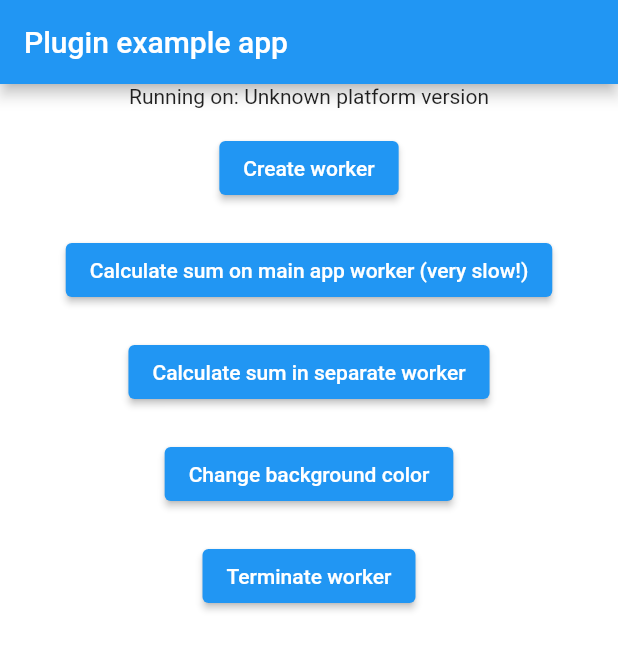
After one commit to bringbackthedog/web_workers, a Flutter app: the Home screen opened directly, after a tap on "Create worker", on a phone screen of 412 x 824 dp. The commit adds this screen. Shown: the top 650 px of the screen. Run offline on Flutter 3.47's test engine with Material 2 defaults, Android fonts, the phone set to English and light mode, and no system bars; our stand-ins replace plugin_platform_interface; missing offline and left inert: dart:html.

Commit message:
+ example 2 | large computation in JS

```diff
--- /dev/null
+++ b/example/lib/example_2.dart
@@ -0,0 +1,277 @@
+import 'dart:convert';
+
+import 'package:flutter/material.dart';
+import 'dart:async';
+
+import 'package:flutter/services.dart';
+import 'package:web_workers/web_workers.dart';
+import 'package:web_workers_example/models/custom_worker.dart';
+import 'dart:math' as math;
+
+// This example creates a web app that can create a web worker and do some heavy
+// calculations in the worker without blocking the main app.
+
+const workerName = 'worker.dart.js';
+final _numToSumTo = math.pow(10, 10).toInt();
+const String jsSumUpToFuncName = "sumUpTo";
+
+void main() {
+  runApp(const MyApp());
+}
+
+class MyApp extends StatelessWidget {
+  const MyApp({Key? key}) : super(key: key);
+
+  // This widget is the root of your application.
+  @override
+  Widget build(BuildContext context) {
+    return MaterialApp(
+      title: 'Plugin example app',
+      theme: ThemeData(
+        primarySwatch: Colors.blue,
+      ),
+      home: const Home(),
+    );
+  }
+}
+
+class Home extends StatefulWidget {
+  const Home({super.key});
+
+  @override
+  State<Home> createState() => _HomeState();
+}
+
+class _HomeState extends State<Home> {
+  String _platformVersion = 'Unknown';
+  final _webWorkersPlugin = WebWorkers();
+
+  CustomWorker? _worker;
+
+  Color _bgColor = Colors.white;
+
+  final List<StreamSubscription<String>> _subscriptions = [];
+
+  void _toggleBgColor() {
+    setState(() {
+      _bgColor = _bgColor == Colors.white ? Colors.red : Colors.white;
+    });
+  }
+
+  // Calculates the sum of all numbers from 1 to n.
+  int _sumUpTo(int n) {
+    int sum = 0;
+    for (int i = 1; i <= n; i++) {
+      sum += i;
+    }
+
+    return sum;
+  }
+
+  @override
+  void initState() {
+    super.initState();
+    initPlatformState();
+  }
+
+  // Platform messages are asynchronous, so we initialize in an async method.
+  Future<void> initPlatformState() async {
+    String platformVersion;
+    // Platform messages may fail, so we use a try/catch PlatformException.
+    // We also handle the message potentially returning null.
+    try {
+      platformVersion = await _webWorkersPlugin.getPlatformVersion() ??
+          'Unknown platform version';
+    } on PlatformException {
+      platformVersion = 'Failed to get platform version.';
+    }
+
+    // If the widget was removed from the tree while the asynchronous platform
+    // message was in flight, we want to discard the reply rather than calling
+    // setState to update our non-existent appearance.
+    if (!mounted) return;
+
+    setState(() {
+      _platformVersion = platformVersion;
+    });
+  }
+
+  // dispose all subscriptions
+  @override
+  void dispose() {
+    for (var subscription in _subscriptions) {
+      subscription.cancel();
+    }
+    super.dispose();
+  }
+
+  @override
+  Widget build(BuildContext context) {
+    void addSubscription(Stream<String> stream) {
+      //
+      // Listen for messages from the worker and show an alert dialog with the result
+      //
+      var subscription = stream.listen((event) {
+        print('DEBUG: received message from worker: $event');
+        showDialog(
+          context: context,
+          builder: (context) => AlertDialog(
+            title: const Text('Sum'),
+            content: Text('Sum calculated by separate worker: $event'),
+            actions: [
+              TextButton(
+                child: const Text('OK'),
+                onPressed: () => Navigator.of(context).pop(),
+              ),
+            ],
+          ),
+        );
+      });
+
+      _subscriptions.add(subscription);
+      print('DEBUG: added subscription');
+    }
+
+    return Scaffold(
+      backgroundColor: _bgColor,
+      appBar: AppBar(
+        title: const Text('Plugin example app'),
+      ),
+      body: Center(
+        child: Column(
+          children: [
+            Text('Running on: $_platformVersion\n'),
+
+            // Create worker
+            ElevatedButton(
+              child: const Text('Create worker'),
+              onPressed: _worker != null
+                  // deactivate button if worker already exists
+                  ? null
+                  : () async {
+                      try {
+                        final workerId =
+                            await _webWorkersPlugin.create(workerName);
+                        _worker = CustomWorker(workerId);
+
+                        // Listen for messages from the worker
+                        addSubscription(_worker!.onMessage);
+
+                        setState(() {});
+                      } catch (e) {
+                        print('DEBUG error: $e');
+                      }
+                    },
+            ),
+
+            const SizedBox(height: 20),
+
+            // Calculate sum - Very slow
+            ElevatedButton(
+              child:
+                  const Text('Calculate sum on main app worker (very slow!)'),
+              onPressed: () async {
+                try {
+                  int sum = _sumUpTo(_numToSumTo);
+
+                  // Show an alert dialog with the result
+                  showDialog(
+                    context: context,
+                    builder: (context) => AlertDialog(
+                      title: const Text('Sum'),
+                      content: Text('Sum calculated by main app worker: $sum'),
+                      actions: [
+                        TextButton(
+                          child: const Text('OK'),
+                          onPressed: () => Navigator.of(context).pop(),
+                        ),
+                      ],
+                    ),
+                  );
+                } catch (e) {
+                  print('DEBUG error: $e');
+                }
+              },
+            ),
+
+            const SizedBox(height: 20),
+
+            // Calculate sum in separate worker
+            ElevatedButton(
+              child: const Text('Calculate sum in separate worker'),
+              onPressed: () async {
+                try {
+                  if (_worker == null) {
+                    throw Exception('Worker not created. Create worker first.');
+                  }
+
+                  // encode the function name and arguments as JSON
+                  var msg = {
+                    "function": jsSumUpToFuncName,
+                    "args": [_numToSumTo],
+                  };
+
+                  // Send a message to the worker to calculate the sum
+                  await _webWorkersPlugin.postMessage(
+                    _worker!.id,
+                    jsonEncode(msg),
+                  );
+                } catch (e) {
+                  print('DEBUG error: $e');
+                }
+              },
+            ),
+
+            const SizedBox(height: 20),
+
+            // Change background color
+            ElevatedButton(
+              child: const Text('Change background color'),
+              onPressed: () async {
+                try {
+                  setState(() {
+                    _toggleBgColor();
+                  });
+                } catch (e) {
+                  print('DEBUG error: $e');
+                }
+              },
+            ),
+
+            const SizedBox(height: 20),
+
+            // Terminate the last worker created
+            ElevatedButton(
+              child: const Text('Terminate worker'),
+              onPressed: () async {
+                try {
+                  await _webWorkersPlugin.terminate(_worker!.id);
+
+                  setState(() {
+                    _worker = null;
+                  });
+                } catch (e) {
+                  print('DEBUG error: $e');
+                }
+              },
+            ),
+
+            const SizedBox(height: 20),
+
+            if (_worker != null)
+              StreamBuilder<String>(
+                stream: _webWorkersPlugin.onMessage(_worker!.id),
+                builder: (context, snapshot) {
+                  if (snapshot.hasData) {
+                    return Text('Message from worker: ${snapshot.data}');
+                  } else {
+                    return const Text('No message from worker');
+                  }
+                },
+              ),
+          ],
+        ),
+      ),
+    );
+  }
+}
--- a/example/lib/main.dart
+++ b/example/lib/main.dart
@@ -3,7 +3,7 @@ import 'dart:async';
 
 import 'package:flutter/services.dart';
 import 'package:web_workers/web_workers.dart';
-import 'package:web_workers_example/custom_worker.dart';
+import 'package:web_workers_example/models/custom_worker.dart';
 
 const workerName = 'worker.dart.js';
 
--- /dev/null
+++ b/example/lib/models/custom_worker.dart
@@ -0,0 +1,14 @@
+import 'package:web_workers/web_workers.dart';
+
+class CustomWorker {
+  CustomWorker(this.id);
+
+  int id;
+  final _webWorkersPlugin = WebWorkers();
+
+  Stream<String> get onMessage => _webWorkersPlugin.onMessage(id);
+
+  // void postMessage(String message) {
+  //   print('Worker sent: $message');
+  // }
+}
```
Also changed, not shown: example/lib/custom_worker.dart (deleted, +0 -12 lines), 1 other file.
